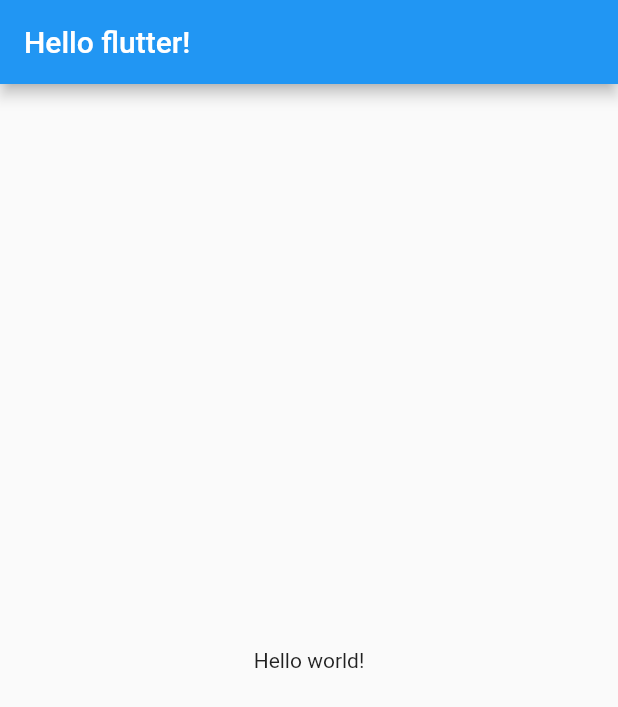
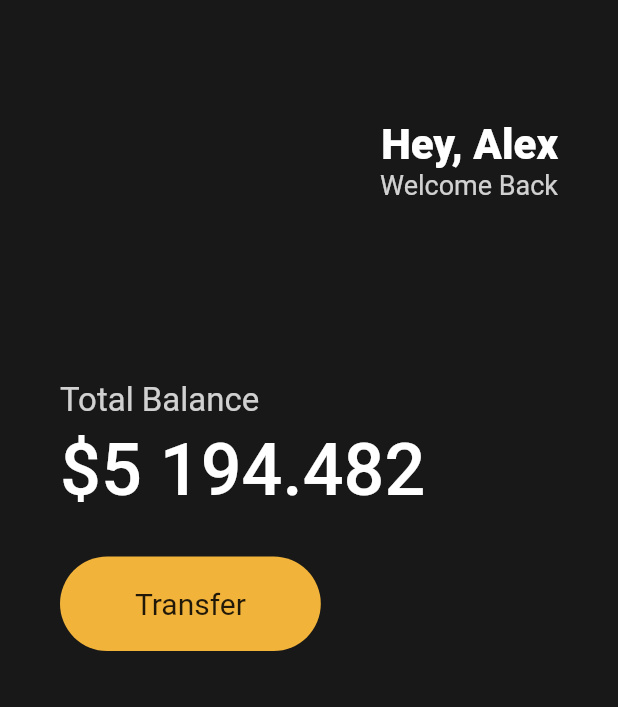
Before and after one commit to ik0675/dart_proj, a Flutter app: the screen it shows after launch, on a phone screen of 412 x 824 dp. Shown: the top 707 px of the screen. Run offline on Flutter 3.47's test engine with Material 2 defaults, Android fonts, the phone set to English and light mode, and no system bars.

Commit message:
basic working

```diff
--- a/lib/main.dart
+++ b/lib/main.dart
@@ -10,13 +10,89 @@ class App extends StatelessWidget {
     // TODO: implement build
     return MaterialApp(
       home: Scaffold(
-        appBar: AppBar(
-          title: Text("Hello flutter!"),
-        ),
-        body: Center(
-          child: Text("Hello world!"),
-        ),
-      ),
+          backgroundColor: const Color(0xFF181818),
+          body: Padding(
+            padding: const EdgeInsets.symmetric(
+              horizontal: 40,
+            ),
+            child: Column(
+              crossAxisAlignment: CrossAxisAlignment.start,
+              children: [
+                const SizedBox(
+                  height: 80,
+                ),
+                Row(
+                  mainAxisAlignment: MainAxisAlignment.end,
+                  children: [
+                    Column(
+                      crossAxisAlignment: CrossAxisAlignment.end,
+                      children: [
+                        const Text('Hey, Alex',
+                            style: TextStyle(
+                              color: Colors.white,
+                              fontSize: 28,
+                              fontWeight: FontWeight.w800,
+                            )),
+                        Text(
+                          'Welcome Back',
+                          style: TextStyle(
+                            color: Colors.white.withOpacity(0.8),
+                            fontSize: 18,
+                          ),
+                        ),
+                      ],
+                    )
+                  ],
+                ),
+                const SizedBox(
+                  height: 120,
+                ),
+                Text(
+                  'Total Balance',
+                  style: TextStyle(
+                    fontSize: 22,
+                    color: Colors.white.withOpacity(0.8),
+                  ),
+                ),
+                const SizedBox(
+                  height: 5,
+                ),
+                const Text(
+                  '\$5 194.482',
+                  style: TextStyle(
+                    fontSize: 48,
+                    fontWeight: FontWeight.w500,
+                    color: Colors.white,
+                  ),
+                ),
+                const SizedBox(
+                  height: 30,
+                ),
+                Row(
+                  children: [
+                    Container(
+                      decoration: BoxDecoration(
+                        color: const Color(0xFFF2B33A),
+                        borderRadius: BorderRadius.circular(45),
+                      ),
+                      child: const Padding(
+                        padding: EdgeInsets.symmetric(
+                          vertical: 20,
+                          horizontal: 50,
+                        ),
+                        child: Text(
+                          'Transfer',
+                          style: TextStyle(
+                            fontSize: 20,
+                          ),
+                        ),
+                      ),
+                    ),
+                  ],
+                )
+              ],
+            ),
+          )),
     );
   }
 }
```
